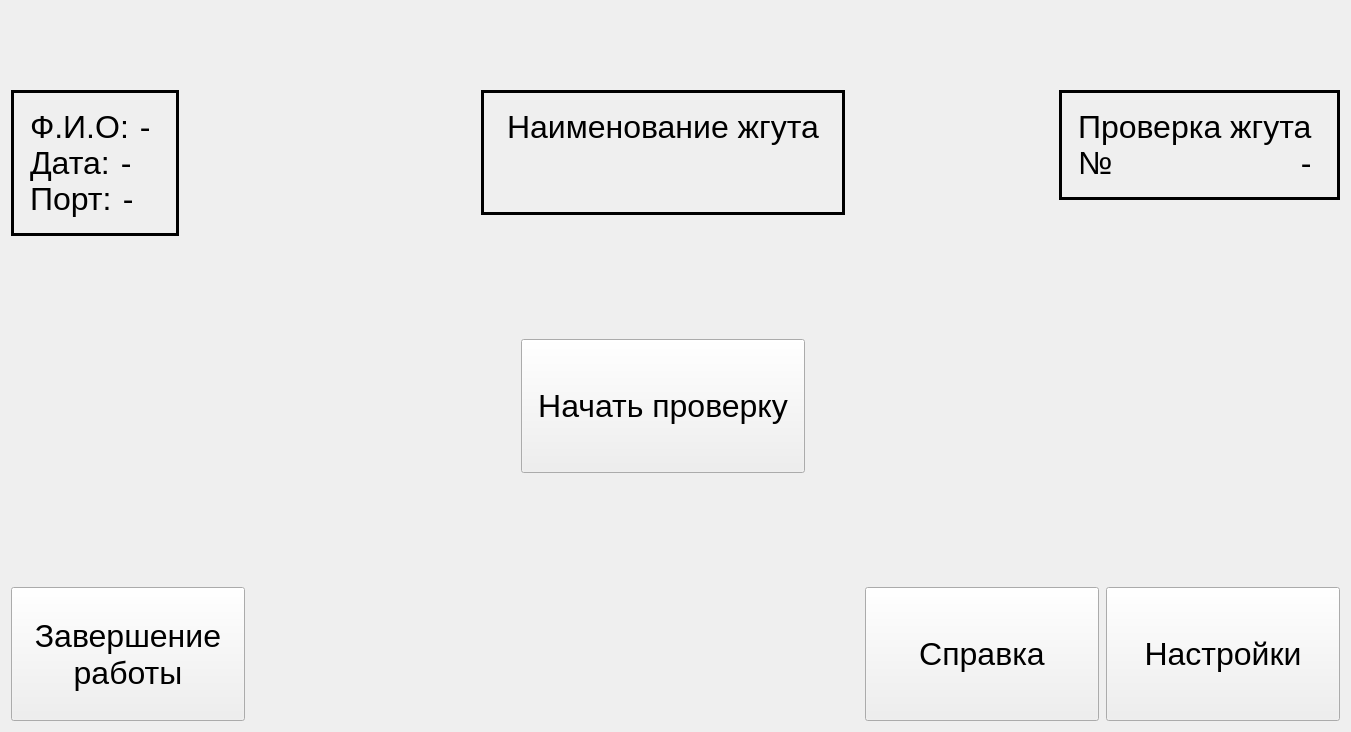
Before: the Qt Designer form src/MainWindow.ui in Nodens-LOTGA/CircuitTester, drawn with Qt 5.
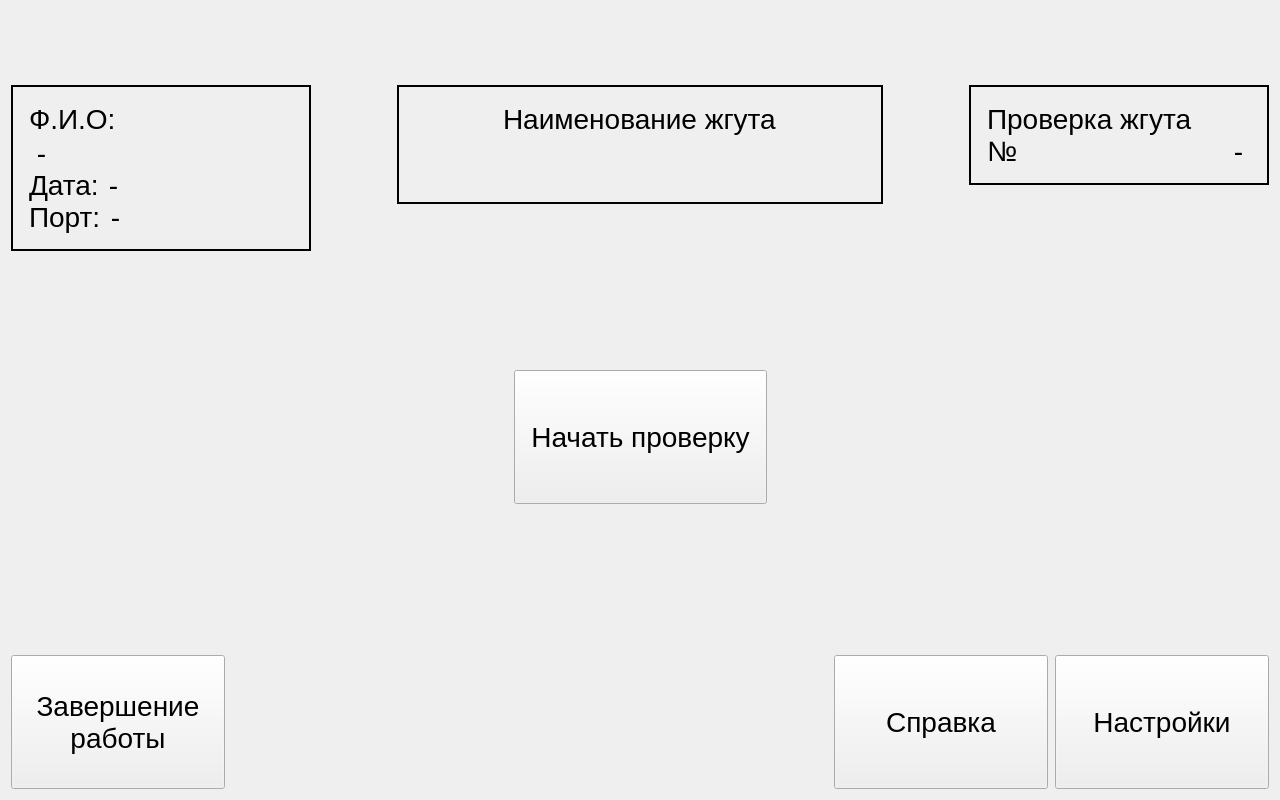
After: the same form once the commit is applied. Icons and pictures are not drawn.

Commit message: Добавлена справка. Поправлен графический интерфейс.

The edit to the form file:
```diff
--- a/src/MainWindow.ui
+++ b/src/MainWindow.ui
@@ -6,8 +6,8 @@
    <rect>
     <x>0</x>
     <y>0</y>
-    <width>1351</width>
-    <height>732</height>
+    <width>1280</width>
+    <height>800</height>
    </rect>
   </property>
   <property name="sizePolicy">
@@ -17,7 +17,7 @@
    </sizepolicy>
   </property>
   <property name="windowTitle">
-   <string>Tester</string>
+   <string>Тестировщик жгутов</string>
   </property>
   <property name="windowIcon">
    <iconset resource="../resources/resources.qrc">
@@ -36,7 +36,7 @@
 }
 QPushButton {
 	min-height: 100px;
-	min-width: 200px;
+	min-width: 180px;
 	padding: 16px;
 }
 QComboBox {
@@ -53,7 +53,7 @@
 }
 * {
 	font-family: &quot;Verdana&quot;;
-	font-size: 32px;
+	font-size: 28px;
 }
 QComboBox QAbstractItemView {
     height: 48px;
@@ -66,6 +66,18 @@
 }
 QComboBox ::item {
     height: 48px;
+}
+QScrollBar:horizontal {
+    min-height: 48px;
+}
+QScrollBar:vertical {
+    min-width: 48px;
+}
+QSpinBox::up-button {
+    min-width: 24px; 
+}
+QSpinBox::down-button {
+    min-width: 24px; 
 }</string>
   </property>
   <widget class="QWidget" name="centralwidget">
@@ -85,24 +97,320 @@
     <property name="spacing">
      <number>2</number>
     </property>
+    <item row="3" column="5">
+     <layout class="QGridLayout" name="gridLayout_2">
+      <property name="spacing">
+       <number>0</number>
+      </property>
+      <item row="2" column="0">
+       <spacer name="verticalSpacer_3">
+        <property name="orientation">
+         <enum>Qt::Vertical</enum>
+        </property>
+        <property name="sizeHint" stdset="0">
+         <size>
+          <width>20</width>
+          <height>40</height>
+         </size>
+        </property>
+       </spacer>
+      </item>
+      <item row="1" column="0">
+       <widget class="QFrame" name="frame_3">
+        <property name="sizePolicy">
+         <sizepolicy hsizetype="Fixed" vsizetype="Preferred">
+          <horstretch>0</horstretch>
+          <verstretch>0</verstretch>
+         </sizepolicy>
+        </property>
+        <property name="minimumSize">
+         <size>
+          <width>300</width>
+          <height>0</height>
+         </size>
+        </property>
+        <property name="maximumSize">
+         <size>
+          <width>281</width>
+          <height>16777215</height>
+         </size>
+        </property>
+        <property name="frameShape">
+         <enum>QFrame::Box</enum>
+        </property>
+        <property name="frameShadow">
+         <enum>QFrame::Plain</enum>
+        </property>
+        <property name="lineWidth">
+         <number>2</number>
+        </property>
+        <layout class="QVBoxLayout" name="verticalLayout">
+         <property name="spacing">
+          <number>0</number>
+         </property>
+         <property name="leftMargin">
+          <number>16</number>
+         </property>
+         <property name="topMargin">
+          <number>16</number>
+         </property>
+         <property name="rightMargin">
+          <number>16</number>
+         </property>
+         <property name="bottomMargin">
+          <number>16</number>
+         </property>
+         <item>
+          <widget class="QLabel" name="i_chkL">
+           <property name="sizePolicy">
+            <sizepolicy hsizetype="Maximum" vsizetype="Maximum">
+             <horstretch>0</horstretch>
+             <verstretch>0</verstretch>
+            </sizepolicy>
+           </property>
+           <property name="text">
+            <string>Проверка жгута </string>
+           </property>
+          </widget>
+         </item>
+         <item>
+          <layout class="QHBoxLayout" name="horizontalLayout_2">
+           <property name="spacing">
+            <number>2</number>
+           </property>
+           <item alignment="Qt::AlignLeft|Qt::AlignTop">
+            <widget class="QLabel" name="i_chkNumL">
+             <property name="sizePolicy">
+              <sizepolicy hsizetype="Maximum" vsizetype="Maximum">
+               <horstretch>0</horstretch>
+               <verstretch>0</verstretch>
+              </sizepolicy>
+             </property>
+             <property name="text">
+              <string>№</string>
+             </property>
+            </widget>
+           </item>
+           <item alignment="Qt::AlignRight|Qt::AlignTop">
+            <widget class="QLabel" name="chkNumL">
+             <property name="sizePolicy">
+              <sizepolicy hsizetype="Maximum" vsizetype="Maximum">
+               <horstretch>0</horstretch>
+               <verstretch>0</verstretch>
+              </sizepolicy>
+             </property>
+             <property name="text">
+              <string> - </string>
+             </property>
+            </widget>
+           </item>
+          </layout>
+         </item>
+        </layout>
+       </widget>
+      </item>
+     </layout>
+    </item>
+    <item row="4" column="2" colspan="2">
+     <layout class="QGridLayout" name="gridLayout">
+      <property name="spacing">
+       <number>0</number>
+      </property>
+      <item row="0" column="1">
+       <spacer name="verticalSpacer">
+        <property name="orientation">
+         <enum>Qt::Vertical</enum>
+        </property>
+        <property name="sizeHint" stdset="0">
+         <size>
+          <width>20</width>
+          <height>40</height>
+         </size>
+        </property>
+       </spacer>
+      </item>
+      <item row="1" column="0">
+       <spacer name="horizontalSpacer">
+        <property name="orientation">
+         <enum>Qt::Horizontal</enum>
+        </property>
+        <property name="sizeHint" stdset="0">
+         <size>
+          <width>40</width>
+          <height>20</height>
+         </size>
+        </property>
+       </spacer>
+      </item>
+      <item row="1" column="1">
+       <widget class="QPushButton" name="startB">
+        <property name="sizePolicy">
+         <sizepolicy hsizetype="Maximum" vsizetype="Fixed">
+          <horstretch>0</horstretch>
+          <verstretch>0</verstretch>
+         </sizepolicy>
+        </property>
+        <property name="styleSheet">
+         <string notr="true"/>
+        </property>
+        <property name="text">
+         <string>Начать проверку</string>
+        </property>
+       </widget>
+      </item>
+      <item row="1" column="2">
+       <spacer name="horizontalSpacer_2">
+        <property name="orientation">
+         <enum>Qt::Horizontal</enum>
+        </property>
+        <property name="sizeHint" stdset="0">
+         <size>
+          <width>40</width>
+          <height>20</height>
+         </size>
+        </property>
+       </spacer>
+      </item>
+      <item row="2" column="1">
+       <spacer name="verticalSpacer_2">
+        <property name="orientation">
+         <enum>Qt::Vertical</enum>
+        </property>
+        <property name="sizeHint" stdset="0">
+         <size>
+          <width>20</width>
+          <height>40</height>
+         </size>
+        </property>
+       </spacer>
+      </item>
+     </layout>
+    </item>
+    <item row="1" column="0" colspan="6">
+     <spacer name="verticalSpacer_9">
+      <property name="orientation">
+       <enum>Qt::Vertical</enum>
+      </property>
+      <property name="sizeType">
+       <enum>QSizePolicy::Fixed</enum>
+      </property>
+      <property name="sizeHint" stdset="0">
+       <size>
+        <width>20</width>
+        <height>40</height>
+       </size>
+      </property>
+     </spacer>
+    </item>
+    <item row="5" column="2" colspan="4">
+     <layout class="QGridLayout" name="gridLayout_4">
+      <property name="spacing">
+       <number>0</number>
+      </property>
+      <item row="0" column="1">
+       <spacer name="verticalSpacer_5">
+        <property name="orientation">
+         <enum>Qt::Vertical</enum>
+        </property>
+        <property name="sizeHint" stdset="0">
+         <size>
+          <width>20</width>
+          <height>40</height>
+         </size>
+        </property>
+       </spacer>
+      </item>
+      <item row="1" column="0">
+       <spacer name="horizontalSpacer_3">
+        <property name="orientation">
+         <enum>Qt::Horizontal</enum>
+        </property>
+        <property name="sizeHint" stdset="0">
+         <size>
+          <width>22</width>
+          <height>20</height>
+         </size>
+        </property>
+       </spacer>
+      </item>
+      <item row="1" column="1">
+       <layout class="QHBoxLayout" name="horizontalLayout_7">
+        <property name="spacing">
+         <number>7</number>
+        </property>
+        <item>
+         <widget class="QPushButton" name="helpB">
+          <property name="sizePolicy">
+           <sizepolicy hsizetype="Maximum" vsizetype="Fixed">
+            <horstretch>0</horstretch>
+            <verstretch>0</verstretch>
+           </sizepolicy>
+          </property>
+          <property name="text">
+           <string>Справка</string>
+          </property>
+         </widget>
+        </item>
+        <item alignment="Qt::AlignRight|Qt::AlignBottom">
+         <widget class="QPushButton" name="settingsB">
+          <property name="sizePolicy">
+           <sizepolicy hsizetype="Maximum" vsizetype="Fixed">
+            <horstretch>0</horstretch>
+            <verstretch>0</verstretch>
+           </sizepolicy>
+          </property>
+          <property name="text">
+           <string>Настройки</string>
+          </property>
+         </widget>
+        </item>
+       </layout>
+      </item>
+     </layout>
+    </item>
     <item row="3" column="0">
      <layout class="QGridLayout" name="gridLayout_3">
       <property name="spacing">
        <number>0</number>
       </property>
+      <item row="1" column="0">
+       <spacer name="verticalSpacer_4">
+        <property name="orientation">
+         <enum>Qt::Vertical</enum>
+        </property>
+        <property name="sizeHint" stdset="0">
+         <size>
+          <width>20</width>
+          <height>40</height>
+         </size>
+        </property>
+       </spacer>
+      </item>
       <item row="0" column="0">
        <widget class="QFrame" name="frame">
+        <property name="sizePolicy">
+         <sizepolicy hsizetype="Fixed" vsizetype="Preferred">
+          <horstretch>0</horstretch>
+          <verstretch>0</verstretch>
+         </sizepolicy>
+        </property>
         <property name="minimumSize">
          <size>
-          <width>0</width>
+          <width>300</width>
           <height>0</height>
          </size>
         </property>
+        <property name="maximumSize">
+         <size>
+          <width>300</width>
+          <height>16777215</height>
+         </size>
+        </property>
         <property name="frameShape">
          <enum>QFrame::Box</enum>
         </property>
         <property name="lineWidth">
-         <number>3</number>
+         <number>2</number>
         </property>
         <layout class="QVBoxLayout" name="verticalLayout_5">
          <property name="spacing">
@@ -121,7 +429,7 @@
           <number>16</number>
          </property>
          <item>
-          <layout class="QHBoxLayout" name="horizontalLayout_3">
+          <layout class="QVBoxLayout" name="verticalLayout_3">
            <property name="spacing">
             <number>2</number>
            </property>
@@ -143,6 +451,9 @@
              <property name="text">
               <string> - </string>
              </property>
+             <property name="wordWrap">
+              <bool>true</bool>
+             </property>
             </widget>
            </item>
           </layout>
@@ -204,35 +515,9 @@
         </layout>
        </widget>
       </item>
-      <item row="1" column="0">
-       <spacer name="verticalSpacer_4">
-        <property name="orientation">
-         <enum>Qt::Vertical</enum>
-        </property>
-        <property name="sizeHint" stdset="0">
-         <size>
-          <width>20</width>
-          <height>40</height>
-         </size>
-        </property>
-       </spacer>
-      </item>
-      <item row="0" column="1">
-       <spacer name="horizontalSpacer_5">
-        <property name="orientation">
-         <enum>Qt::Horizontal</enum>
-        </property>
-        <property name="sizeHint" stdset="0">
-         <size>
-          <width>138</width>
-          <height>17</height>
-         </size>
-        </property>
-       </spacer>
-      </item>
      </layout>
     </item>
-    <item row="0" column="0" colspan="4">
+    <item row="0" column="0" colspan="6">
      <widget class="QLabel" name="label">
       <property name="text">
        <string/>
@@ -245,245 +530,7 @@
       </property>
      </widget>
     </item>
-    <item row="5" column="1" colspan="3">
-     <layout class="QGridLayout" name="gridLayout_4">
-      <property name="spacing">
-       <number>0</number>
-      </property>
-      <item row="0" column="1">
-       <spacer name="verticalSpacer_5">
-        <property name="orientation">
-         <enum>Qt::Vertical</enum>
-        </property>
-        <property name="sizeHint" stdset="0">
-         <size>
-          <width>20</width>
-          <height>40</height>
-         </size>
-        </property>
-       </spacer>
-      </item>
-      <item row="1" column="0">
-       <spacer name="horizontalSpacer_3">
-        <property name="orientation">
-         <enum>Qt::Horizontal</enum>
-        </property>
-        <property name="sizeHint" stdset="0">
-         <size>
-          <width>22</width>
-          <height>20</height>
-         </size>
-        </property>
-       </spacer>
-      </item>
-      <item row="1" column="1">
-       <layout class="QHBoxLayout" name="horizontalLayout_7">
-        <property name="spacing">
-         <number>7</number>
-        </property>
-        <item>
-         <widget class="QPushButton" name="helpB">
-          <property name="sizePolicy">
-           <sizepolicy hsizetype="Maximum" vsizetype="Fixed">
-            <horstretch>0</horstretch>
-            <verstretch>0</verstretch>
-           </sizepolicy>
-          </property>
-          <property name="text">
-           <string>Справка</string>
-          </property>
-         </widget>
-        </item>
-        <item alignment="Qt::AlignRight|Qt::AlignBottom">
-         <widget class="QPushButton" name="settingsB">
-          <property name="sizePolicy">
-           <sizepolicy hsizetype="Maximum" vsizetype="Fixed">
-            <horstretch>0</horstretch>
-            <verstretch>0</verstretch>
-           </sizepolicy>
-          </property>
-          <property name="text">
-           <string>Настройки</string>
-          </property>
-         </widget>
-        </item>
-       </layout>
-      </item>
-     </layout>
-    </item>
-    <item row="3" column="3">
-     <layout class="QGridLayout" name="gridLayout_2">
-      <property name="spacing">
-       <number>0</number>
-      </property>
-      <item row="2" column="1">
-       <spacer name="verticalSpacer_3">
-        <property name="orientation">
-         <enum>Qt::Vertical</enum>
-        </property>
-        <property name="sizeHint" stdset="0">
-         <size>
-          <width>20</width>
-          <height>40</height>
-         </size>
-        </property>
-       </spacer>
-      </item>
-      <item row="1" column="0">
-       <spacer name="horizontalSpacer_6">
-        <property name="orientation">
-         <enum>Qt::Horizontal</enum>
-        </property>
-        <property name="sizeHint" stdset="0">
-         <size>
-          <width>158</width>
-          <height>20</height>
-         </size>
-        </property>
-       </spacer>
-      </item>
-      <item row="1" column="1">
-       <widget class="QFrame" name="frame_3">
-        <property name="minimumSize">
-         <size>
-          <width>0</width>
-          <height>0</height>
-         </size>
-        </property>
-        <property name="frameShape">
-         <enum>QFrame::Box</enum>
-        </property>
-        <property name="frameShadow">
-         <enum>QFrame::Plain</enum>
-        </property>
-        <property name="lineWidth">
-         <number>3</number>
-        </property>
-        <layout class="QVBoxLayout" name="verticalLayout">
-         <property name="spacing">
-          <number>0</number>
-         </property>
-         <property name="leftMargin">
-          <number>16</number>
-         </property>
-         <property name="topMargin">
-          <number>16</number>
-         </property>
-         <property name="rightMargin">
-          <number>16</number>
-         </property>
-         <property name="bottomMargin">
-          <number>16</number>
-         </property>
-         <item>
-          <widget class="QLabel" name="i_chkL">
-           <property name="sizePolicy">
-            <sizepolicy hsizetype="Maximum" vsizetype="Maximum">
-             <horstretch>0</horstretch>
-             <verstretch>0</verstretch>
-            </sizepolicy>
-           </property>
-           <property name="text">
-            <string>Проверка жгута </string>
-           </property>
-          </widget>
-         </item>
-         <item>
-          <layout class="QHBoxLayout" name="horizontalLayout_2">
-           <property name="spacing">
-            <number>2</number>
-           </property>
-           <item alignment="Qt::AlignLeft|Qt::AlignTop">
-            <widget class="QLabel" name="i_chkNumL">
-             <property name="sizePolicy">
-              <sizepolicy hsizetype="Maximum" vsizetype="Maximum">
-               <horstretch>0</horstretch>
-               <verstretch>0</verstretch>
-              </sizepolicy>
-             </property>
-             <property name="text">
-              <string>№</string>
-             </property>
-            </widget>
-           </item>
-           <item alignment="Qt::AlignRight|Qt::AlignTop">
-            <widget class="QLabel" name="chkNumL">
-             <property name="sizePolicy">
-              <sizepolicy hsizetype="Maximum" vsizetype="Maximum">
-               <horstretch>0</horstretch>
-               <verstretch>0</verstretch>
-              </sizepolicy>
-             </property>
-             <property name="text">
-              <string> - </string>
-             </property>
-            </widget>
-           </item>
-          </layout>
-         </item>
-        </layout>
-       </widget>
-      </item>
-     </layout>
-    </item>
-    <item row="5" column="0">
-     <layout class="QGridLayout" name="gridLayout_5">
-      <property name="spacing">
-       <number>0</number>
-      </property>
-      <item row="0" column="0">
-       <spacer name="verticalSpacer_6">
-        <property name="orientation">
-         <enum>Qt::Vertical</enum>
-        </property>
-        <property name="sizeHint" stdset="0">
-         <size>
-          <width>20</width>
-          <height>40</height>
-         </size>
-        </property>
-       </spacer>
-      </item>
-      <item row="1" column="0">
-       <layout class="QHBoxLayout" name="horizontalLayout_5">
-        <property name="spacing">
-         <number>2</number>
-        </property>
-        <property name="sizeConstraint">
-         <enum>QLayout::SetDefaultConstraint</enum>
-        </property>
-        <item alignment="Qt::AlignLeft|Qt::AlignBottom">
-         <widget class="QPushButton" name="exitB">
-          <property name="sizePolicy">
-           <sizepolicy hsizetype="Maximum" vsizetype="Fixed">
-            <horstretch>0</horstretch>
-            <verstretch>0</verstretch>
-           </sizepolicy>
-          </property>
-          <property name="text">
-           <string>Завершение
-работы</string>
-          </property>
-         </widget>
-        </item>
-       </layout>
-      </item>
-      <item row="1" column="1">
-       <spacer name="horizontalSpacer_4">
-        <property name="orientation">
-         <enum>Qt::Horizontal</enum>
-        </property>
-        <property name="sizeHint" stdset="0">
-         <size>
-          <width>40</width>
-          <height>20</height>
-         </size>
-        </property>
-       </spacer>
-      </item>
-     </layout>
-    </item>
-    <item row="3" column="1" colspan="2">
+    <item row="3" column="2" colspan="2">
      <layout class="QVBoxLayout" name="verticalLayout_2">
       <property name="spacing">
        <number>2</number>
@@ -499,10 +546,10 @@
           <verstretch>0</verstretch>
          </sizepolicy>
         </property>
-        <property name="minimumSize">
+        <property name="maximumSize">
          <size>
-          <width>0</width>
-          <height>0</height>
+          <width>626</width>
+          <height>16777215</height>
          </size>
         </property>
         <property name="frameShape">
@@ -512,7 +559,7 @@
          <enum>QFrame::Plain</enum>
         </property>
         <property name="lineWidth">
-         <number>3</number>
+         <number>2</number>
         </property>
         <layout class="QVBoxLayout" name="verticalLayout_6">
          <property name="spacing">
@@ -553,7 +600,7 @@
            </property>
            <property name="minimumSize">
             <size>
-             <width>0</width>
+             <width>450</width>
              <height>0</height>
             </size>
            </property>
@@ -586,13 +633,39 @@
       </item>
      </layout>
     </item>
-    <item row="4" column="1" colspan="2">
-     <layout class="QGridLayout" name="gridLayout">
+    <item row="3" column="1">
+     <spacer name="horizontalSpacer_5">
+      <property name="orientation">
+       <enum>Qt::Horizontal</enum>
+      </property>
+      <property name="sizeHint" stdset="0">
+       <size>
+        <width>40</width>
+        <height>20</height>
+       </size>
+      </property>
+     </spacer>
+    </item>
+    <item row="3" column="4">
+     <spacer name="horizontalSpacer_6">
+      <property name="orientation">
+       <enum>Qt::Horizontal</enum>
+      </property>
+      <property name="sizeHint" stdset="0">
+       <size>
+        <width>40</width>
+        <height>20</height>
+       </size>
+      </property>
+     </spacer>
+    </item>
+    <item row="5" column="0" colspan="2">
+     <layout class="QGridLayout" name="gridLayout_5">
       <property name="spacing">
        <number>0</number>
       </property>
-      <item row="0" column="1">
-       <spacer name="verticalSpacer">
+      <item row="0" column="0">
+       <spacer name="verticalSpacer_6">
         <property name="orientation">
          <enum>Qt::Vertical</enum>
         </property>
@@ -605,36 +678,31 @@
        </spacer>
       </item>
       <item row="1" column="0">
-       <spacer name="horizontalSpacer">
-        <property name="orientation">
-         <enum>Qt::Horizontal</enum>
+       <layout class="QHBoxLayout" name="horizontalLayout_5">
+        <property name="spacing">
+         <number>2</number>
         </property>
-        <property name="sizeHint" stdset="0">
-         <size>
-          <width>40</width>
-          <height>20</height>
-         </size>
+        <property name="sizeConstraint">
+         <enum>QLayout::SetDefaultConstraint</enum>
         </property>
-       </spacer>
+        <item alignment="Qt::AlignLeft|Qt::AlignBottom">
+         <widget class="QPushButton" name="exitB">
+          <property name="sizePolicy">
+           <sizepolicy hsizetype="Maximum" vsizetype="Fixed">
+            <horstretch>0</horstretch>
+            <verstretch>0</verstretch>
+           </sizepolicy>
+          </property>
+          <property name="text">
+           <string>Завершение
+работы</string>
+          </property>
+         </widget>
+        </item>
+       </layout>
       </item>
       <item row="1" column="1">
-       <widget class="QPushButton" name="startB">
-        <property name="sizePolicy">
-         <sizepolicy hsizetype="Maximum" vsizetype="Fixed">
-          <horstretch>0</horstretch>
-          <verstretch>0</verstretch>
-         </sizepolicy>
-        </property>
-        <property name="styleSheet">
-         <string notr="true"/>
-        </property>
-        <property name="text">
-         <string>Начать проверку</string>
-        </property>
-       </widget>
-      </item>
-      <item row="1" column="2">
-       <spacer name="horizontalSpacer_2">
+       <spacer name="horizontalSpacer_4">
         <property name="orientation">
          <enum>Qt::Horizontal</enum>
         </property>
@@ -646,37 +714,8 @@
         </property>
        </spacer>
       </item>
-      <item row="2" column="1">
-       <spacer name="verticalSpacer_2">
-        <property name="orientation">
-         <enum>Qt::Vertical</enum>
-        </property>
-        <property name="sizeHint" stdset="0">
-         <size>
-          <width>20</width>
-          <height>40</height>
-         </size>
-        </property>
-       </spacer>
-      </item>
      </layout>
     </item>
-    <item row="1" column="0" colspan="4">
-     <spacer name="verticalSpacer_9">
-      <property name="orientation">
-       <enum>Qt::Vertical</enum>
-      </property>
-      <property name="sizeType">
-       <enum>QSizePolicy::Fixed</enum>
-      </property>
-      <property name="sizeHint" stdset="0">
-       <size>
-        <width>20</width>
-        <height>40</height>
-       </size>
-      </property>
-     </spacer>
-    </item>
    </layout>
   </widget>
  </widget>
```
The commit also changes 22 other files.
